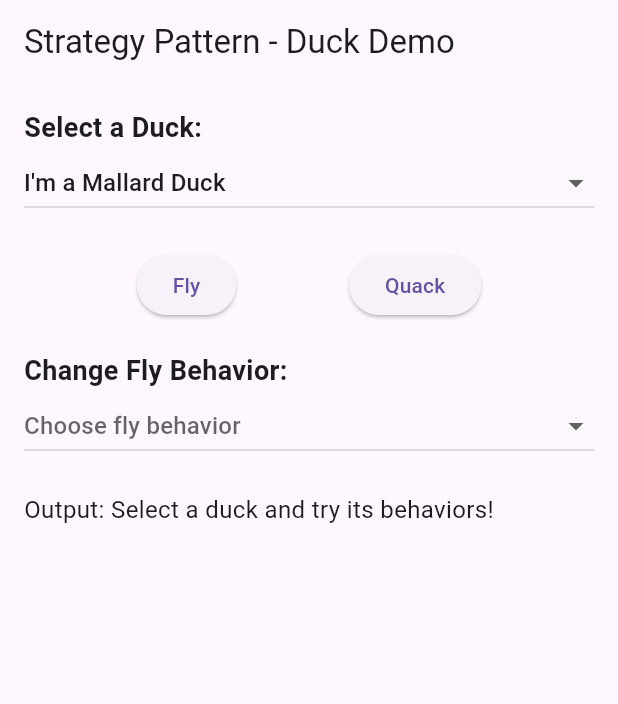
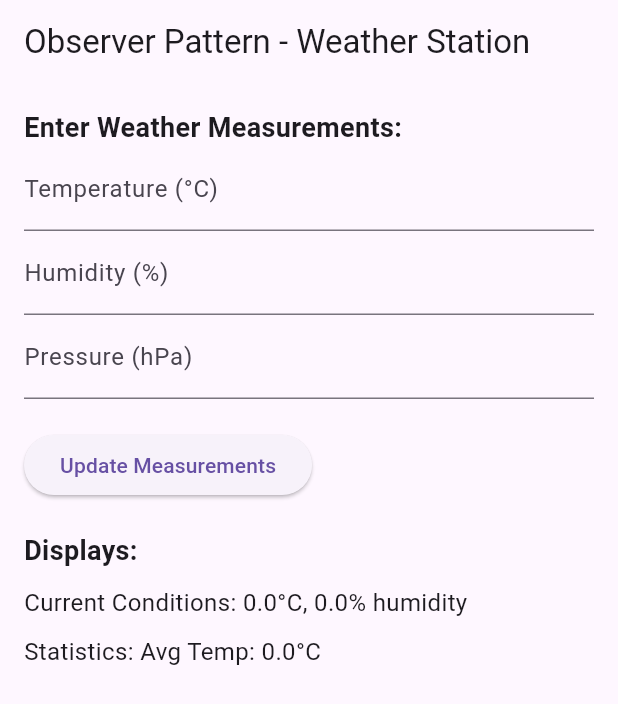
Before and after one commit to Alyaatalaat28/Flutter-Design-Patterns, a Flutter app: the screen it shows after launch, on a phone screen of 412 x 824 dp. Shown: the top 704 px of the screen. Run offline on Flutter 3.47's test engine with Material 3 defaults, Android fonts, the phone set to English and light mode, and no system bars.

Commit message:
Implement Observer Pattern for Weather Station with CurrentConditionsDisplay and StatisticsDisplay

```diff
--- a/lib/main.dart
+++ b/lib/main.dart
@@ -1,5 +1,5 @@
 import 'package:flutter/material.dart';
-import 'package:flutter_design_patterns/patterns/strategy/duck_screen.dart';
+import 'package:flutter_design_patterns/patterns/observer/weather_screen.dart';
 
 void main() {
   runApp(const MyApp());
@@ -18,7 +18,7 @@
         visualDensity: VisualDensity.adaptivePlatformDensity,
       ),
       title: 'Flutter Design Patterns',
-      home: DuckScreen(),
+      home: WeatherScreen(),
     );
   }
 }
--- /dev/null
+++ b/lib/patterns/observer/display.dart
@@ -0,0 +1,54 @@
+// Interface for displays
+import 'package:flutter_design_patterns/patterns/observer/weather_data.dart';
+
+abstract class DisplayElement {
+  // Method to display the current state
+  String display();
+}
+
+// CurrentConditionsDisplay: Shows current temperature and humidity
+class CurrentConditionsDisplay implements DisplayElement, Observer {
+  double _temperature = 0.0;
+  double _humidity = 0.0;
+
+  // Reference to the subject (WeatherData)
+  final WeatherData _weatherData;
+
+  CurrentConditionsDisplay(this._weatherData) {
+    // Register this display as an observer
+    _weatherData.registerObserver(this);
+  }
+
+  @override
+  void update(double temperature, double humidity, double pressure) {
+    _temperature = temperature;
+    _humidity = humidity;
+    display();
+  }
+
+  @override
+  String display() => "Current Conditions: $_temperature°C, $_humidity% humidity";
+}
+
+// StatisticsDisplay: Tracks and shows average temperature
+class StatisticsDisplay implements Observer, DisplayElement {
+  double _totalTemp = 0.0;
+  int _numReadings = 0;
+  final Subject weatherData;
+
+  StatisticsDisplay(this.weatherData) {
+    weatherData.registerObserver(this);
+  }
+
+  @override
+  void update(double temperature, double humidity, double pressure) {
+    _totalTemp += temperature;
+    _numReadings++;
+  }
+
+  @override
+  String display() {
+    final avgTemp = _numReadings > 0 ? _totalTemp / _numReadings : 0.0;
+    return "Statistics: Avg Temp: ${avgTemp.toStringAsFixed(1)}°C";
+  }
+}
--- /dev/null
+++ b/lib/patterns/observer/weather_data.dart
@@ -0,0 +1,43 @@
+// Subject interface
+abstract class Subject {
+  void registerObserver(Observer observer);
+  void removeObserver(Observer observer);
+  void notifyObservers();
+}
+
+// Observer interface
+abstract class Observer {
+  void update(double temperature, double humidity, double pressure);
+}
+
+// WeatherData (Subject) implementation
+class WeatherData implements Subject {
+  final List<Observer> _observers = [];
+  double _temperature = 0.0;
+  double _humidity = 0.0;
+  double _pressure = 0.0;
+
+  @override
+  void registerObserver(Observer observer) {
+    _observers.add(observer);
+  }
+
+  @override
+  void removeObserver(Observer observer) {
+    _observers.remove(observer);
+  }
+
+  @override
+  void notifyObservers() {
+    for (var observer in _observers) {
+      observer.update(_temperature, _humidity, _pressure);
+    }
+  }
+
+  void setMeasurements(double temperature, double humidity, double pressure) {
+    _temperature = temperature;
+    _humidity = humidity;
+    _pressure = pressure;
+    notifyObservers();
+  }
+}
--- /dev/null
+++ b/lib/patterns/observer/weather_screen.dart
@@ -0,0 +1,91 @@
+import 'package:flutter/material.dart';
+import 'package:flutter_design_patterns/patterns/observer/display.dart';
+import 'weather_data.dart';
+
+class WeatherScreen extends StatefulWidget {
+  const WeatherScreen({super.key});
+
+  @override
+  _WeatherScreenState createState() => _WeatherScreenState();
+}
+
+class _WeatherScreenState extends State<WeatherScreen> {
+  final WeatherData _weatherData = WeatherData();
+  late final CurrentConditionsDisplay _currentDisplay;
+  late final StatisticsDisplay _statsDisplay;
+  final _tempController = TextEditingController();
+  final _humidityController = TextEditingController();
+  final _pressureController = TextEditingController();
+
+  @override
+  void initState() {
+    super.initState();
+    _currentDisplay = CurrentConditionsDisplay(_weatherData);
+    _statsDisplay = StatisticsDisplay(_weatherData);
+  }
+
+  void _updateMeasurements() {
+    final temp = double.tryParse(_tempController.text) ?? 0.0;
+    final humidity = double.tryParse(_humidityController.text) ?? 0.0;
+    final pressure = double.tryParse(_pressureController.text) ?? 0.0;
+    _weatherData.setMeasurements(temp, humidity, pressure);
+    setState(() {});
+  }
+
+  @override
+  void dispose() {
+    _tempController.dispose();
+    _humidityController.dispose();
+    _pressureController.dispose();
+    super.dispose();
+  }
+
+  @override
+  Widget build(BuildContext context) {
+    return Scaffold(
+      appBar: AppBar(title: const Text('Observer Pattern - Weather Station')),
+      body: Padding(
+        padding: const EdgeInsets.all(16.0),
+        child: Column(
+          crossAxisAlignment: CrossAxisAlignment.start,
+          children: [
+            const Text(
+              'Enter Weather Measurements:',
+              style: TextStyle(fontSize: 18, fontWeight: FontWeight.bold),
+            ),
+            TextField(
+              controller: _tempController,
+              decoration: const InputDecoration(labelText: 'Temperature (°C)'),
+              keyboardType: TextInputType.number,
+            ),
+            TextField(
+              controller: _humidityController,
+              decoration: const InputDecoration(labelText: 'Humidity (%)'),
+              keyboardType: TextInputType.number,
+            ),
+            TextField(
+              controller: _pressureController,
+              decoration: const InputDecoration(labelText: 'Pressure (hPa)'),
+              keyboardType: TextInputType.number,
+            ),
+            const SizedBox(height: 20),
+            ElevatedButton(
+              onPressed: _updateMeasurements,
+              child: const Text('Update Measurements'),
+            ),
+            const SizedBox(height: 20),
+            const Text(
+              'Displays:',
+              style: TextStyle(fontSize: 18, fontWeight: FontWeight.bold),
+            ),
+            const SizedBox(height: 10),
+            Text(_currentDisplay.display(),
+                style: const TextStyle(fontSize: 16)),
+            const SizedBox(height: 10),
+            Text(_statsDisplay.display(), style: const TextStyle(fontSize: 16)),
+          ],
+        ),
+      ),
+    );
+  }
+}
```
